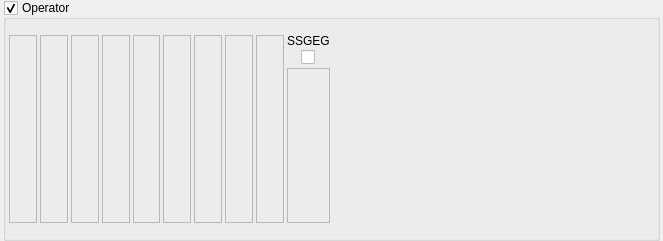
The window that BambooTracker/gui/instrument_editor/fm_operator_table.ui (BambooTracker/BambooTracker) describes before a commit, drawn with Qt 5.
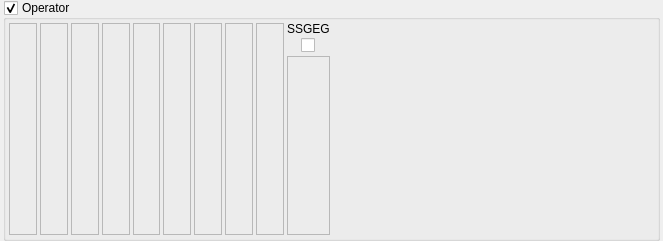
The same window after the commit. Custom widgets are drawn as their Qt base class.

Diff of the .ui file:
```diff
--- a/BambooTracker/gui/instrument_editor/fm_operator_table.ui
+++ b/BambooTracker/gui/instrument_editor/fm_operator_table.ui
@@ -53,10 +53,10 @@
       <item>
        <layout class="QGridLayout" name="gridLayout">
         <property name="topMargin">
-         <number>12</number>
+         <number>0</number>
         </property>
         <property name="bottomMargin">
-         <number>12</number>
+         <number>0</number>
         </property>
         <item row="0" column="3" rowspan="4">
          <widget class="LabeledSlider" name="rrSlider">
```
Left out of the diff: 24 changed lines with no effect on the pictures.
